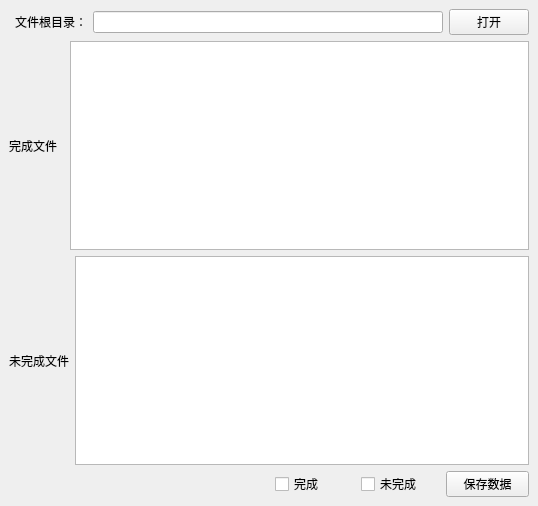
Qt form pipeline/scripts/bach/batch_background_renaming/background_renaming.ui (liubinlon/Toolkit) before a commit.
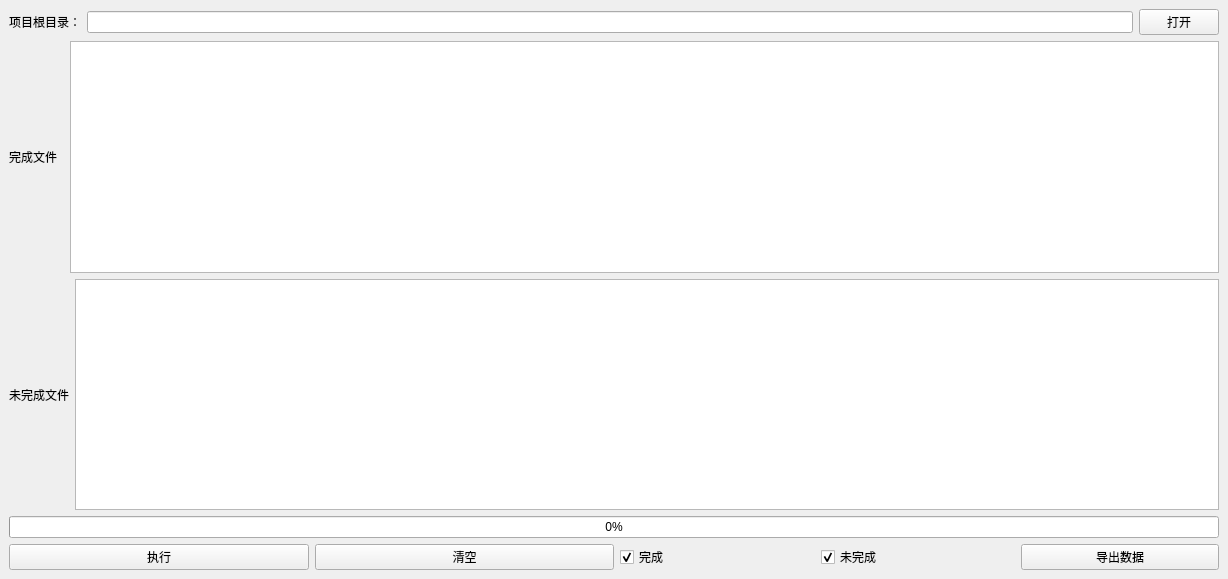
The same form after that commit.

Commit message: 添加batch_background_rename

```diff
--- a/pipeline/scripts/bach/batch_background_renaming/background_renaming.ui
+++ b/pipeline/scripts/bach/batch_background_renaming/background_renaming.ui
@@ -6,8 +6,8 @@
    <rect>
     <x>0</x>
     <y>0</y>
-    <width>535</width>
-    <height>506</height>
+    <width>1228</width>
+    <height>579</height>
    </rect>
   </property>
   <property name="windowTitle">
@@ -15,21 +15,21 @@
   </property>
   <widget class="QWidget" name="centralwidget">
    <layout class="QGridLayout" name="gridLayout">
-    <item row="2" column="0" colspan="3">
-     <layout class="QHBoxLayout" name="horizontalLayout_2">
-      <item>
-       <widget class="QLabel" name="lab_undone">
-        <property name="text">
-         <string>未完成文件</string>
-        </property>
-       </widget>
-      </item>
-      <item>
-       <widget class="QPlainTextEdit" name="ptet_undone"/>
-      </item>
-     </layout>
+    <item row="3" column="0" colspan="4">
+     <widget class="QProgressBar" name="progress_bar">
+      <property name="value">
+       <number>0</number>
+      </property>
+     </widget>
     </item>
-    <item row="1" column="0" colspan="3">
+    <item row="4" column="0">
+     <widget class="QPushButton" name="btn_run">
+      <property name="text">
+       <string>执行</string>
+      </property>
+     </widget>
+    </item>
+    <item row="1" column="0" colspan="4">
      <layout class="QHBoxLayout" name="horizontalLayout">
       <item>
        <widget class="QLabel" name="lab_finish">
@@ -39,11 +39,18 @@
        </widget>
       </item>
       <item>
-       <widget class="QPlainTextEdit" name="ptet_finish"/>
+       <widget class="QPlainTextEdit" name="ptet_finish">
+        <property name="readOnly">
+         <bool>true</bool>
+        </property>
+        <property name="plainText">
+         <string/>
+        </property>
+       </widget>
       </item>
      </layout>
     </item>
-    <item row="3" column="2">
+    <item row="4" column="2" colspan="2">
      <layout class="QHBoxLayout" name="horizontalLayout_3">
       <property name="spacing">
        <number>3</number>
@@ -59,6 +66,9 @@
         <property name="text">
          <string>完成</string>
         </property>
+        <property name="checked">
+         <bool>true</bool>
+        </property>
        </widget>
       </item>
       <item>
@@ -66,23 +76,47 @@
         <property name="text">
          <string>未完成</string>
         </property>
+        <property name="checked">
+         <bool>true</bool>
+        </property>
        </widget>
       </item>
       <item>
        <widget class="QPushButton" name="btn_save_data">
         <property name="text">
-         <string>保存数据</string>
+         <string>导出数据</string>
         </property>
        </widget>
       </item>
      </layout>
     </item>
-    <item row="0" column="1" colspan="2">
+    <item row="2" column="0" colspan="4">
+     <layout class="QHBoxLayout" name="horizontalLayout_2">
+      <item>
+       <widget class="QLabel" name="lab_undone">
+        <property name="text">
+         <string>未完成文件</string>
+        </property>
+       </widget>
+      </item>
+      <item>
+       <widget class="QPlainTextEdit" name="ptet_undone">
+        <property name="readOnly">
+         <bool>true</bool>
+        </property>
+        <property name="plainText">
+         <string/>
+        </property>
+       </widget>
+      </item>
+     </layout>
+    </item>
+    <item row="0" column="0" colspan="4">
      <layout class="QHBoxLayout" name="horizontalLayout_4">
       <item>
        <widget class="QLabel" name="lab_file_directory">
         <property name="text">
-         <string>文件根目录：</string>
+         <string>项目根目录：</string>
         </property>
        </widget>
       </item>
@@ -105,6 +139,13 @@
       </item>
      </layout>
     </item>
+    <item row="4" column="1">
+     <widget class="QPushButton" name="btn_clear_data">
+      <property name="text">
+       <string>清空</string>
+      </property>
+     </widget>
+    </item>
    </layout>
   </widget>
  </widget>
```
Left out of the diff: 8 changed lines with no effect on the pictures. The commit also changes 25 other files.
